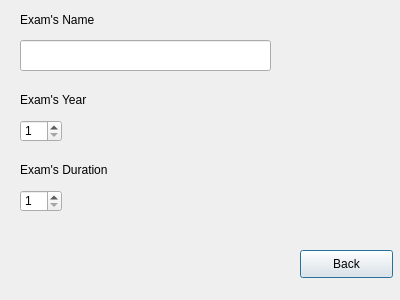
First picture: the form in src/dialogcreatecourse.ui, repository MarioFernandes73/FEUP_IART, before the edit.
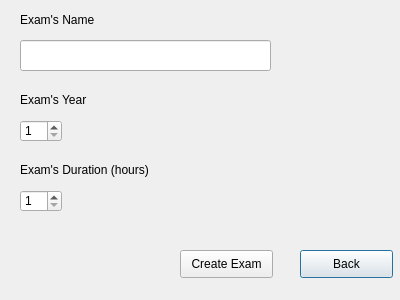
Second picture: the form after the edit.

Diff of the .ui file:
```diff
--- a/src/dialogcreatecourse.ui
+++ b/src/dialogcreatecourse.ui
@@ -88,7 +88,7 @@
     </rect>
    </property>
    <property name="text">
-    <string>Exam's Duration</string>
+    <string>Exam's Duration (hours)</string>
    </property>
   </widget>
   <widget class="QSpinBox" name="spinBox_2">
@@ -107,6 +107,19 @@
     <number>8</number>
    </property>
   </widget>
+  <widget class="QPushButton" name="pushButton">
+   <property name="geometry">
+    <rect>
+     <x>180</x>
+     <y>250</y>
+     <width>93</width>
+     <height>28</height>
+    </rect>
+   </property>
+   <property name="text">
+    <string>Create Exam</string>
+   </property>
+  </widget>
  </widget>
  <resources/>
  <connections>
```
Left out of the diff: 4 changed lines with no effect on the pictures.
